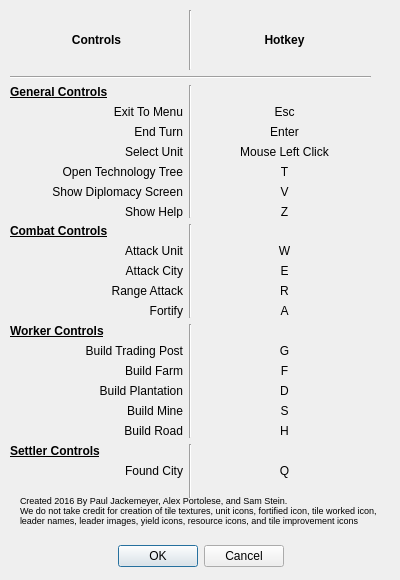
Qt form ProjectHiawatha/about.ui (Alex-BusNet/ProjectHiawatha) before a commit.
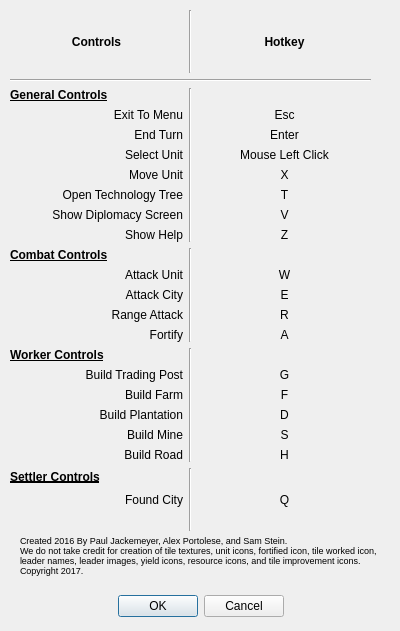
The same form after that commit.

Commit message: Added DevMode functionality (Home button on keyboard). Basically this hides the FoW and renders the tiles underneath. There is a ToggleFoW() function but this hides the FoW only.

```diff
--- a/ProjectHiawatha/about.ui
+++ b/ProjectHiawatha/about.ui
@@ -7,7 +7,7 @@
     <x>0</x>
     <y>0</y>
     <width>400</width>
-    <height>580</height>
+    <height>631</height>
    </rect>
   </property>
   <property name="windowTitle">
@@ -17,7 +17,7 @@
    <property name="geometry">
     <rect>
      <x>30</x>
-     <y>540</y>
+     <y>590</y>
      <width>341</width>
      <height>32</height>
     </rect>
@@ -38,7 +38,7 @@
      <x>10</x>
      <y>10</y>
      <width>361</width>
-     <height>488</height>
+     <height>521</height>
     </rect>
    </property>
    <layout class="QVBoxLayout" name="verticalLayout">
@@ -152,6 +152,16 @@
           </property>
          </widget>
         </item>
+        <item>
+         <widget class="QLabel" name="label_46">
+          <property name="text">
+           <string>Move Unit</string>
+          </property>
+          <property name="alignment">
+           <set>Qt::AlignRight|Qt::AlignTrailing|Qt::AlignVCenter</set>
+          </property>
+         </widget>
+        </item>
         <item>
          <widget class="QLabel" name="label_26">
           <property name="text">
@@ -230,6 +240,16 @@
           </property>
          </widget>
         </item>
+        <item>
+         <widget class="QLabel" name="label_47">
+          <property name="text">
+           <string>X</string>
+          </property>
+          <property name="alignment">
+           <set>Qt::AlignCenter</set>
+          </property>
+         </widget>
+        </item>
         <item>
          <widget class="QLabel" name="label_27">
           <property name="text">
@@ -607,9 +627,9 @@
    <property name="geometry">
     <rect>
      <x>20</x>
-     <y>490</y>
+     <y>530</y>
      <width>361</width>
-     <height>41</height>
+     <height>51</height>
     </rect>
    </property>
    <property name="font">
@@ -619,7 +639,7 @@
    </property>
    <property name="text">
     <string>Created 2016 By Paul Jackemeyer, Alex Portolese, and Sam Stein. 
-We do not take credit for creation of tile textures, unit icons, fortified icon, tile worked icon, leader names, leader images, yield icons, resource icons, and tile improvement icons</string>
+We do not take credit for creation of tile textures, unit icons, fortified icon, tile worked icon, leader names, leader images, yield icons, resource icons, and tile improvement icons. Copyright 2017.</string>
    </property>
    <property name="wordWrap">
     <bool>true</bool>
```
The commit also changes 4 other files.
